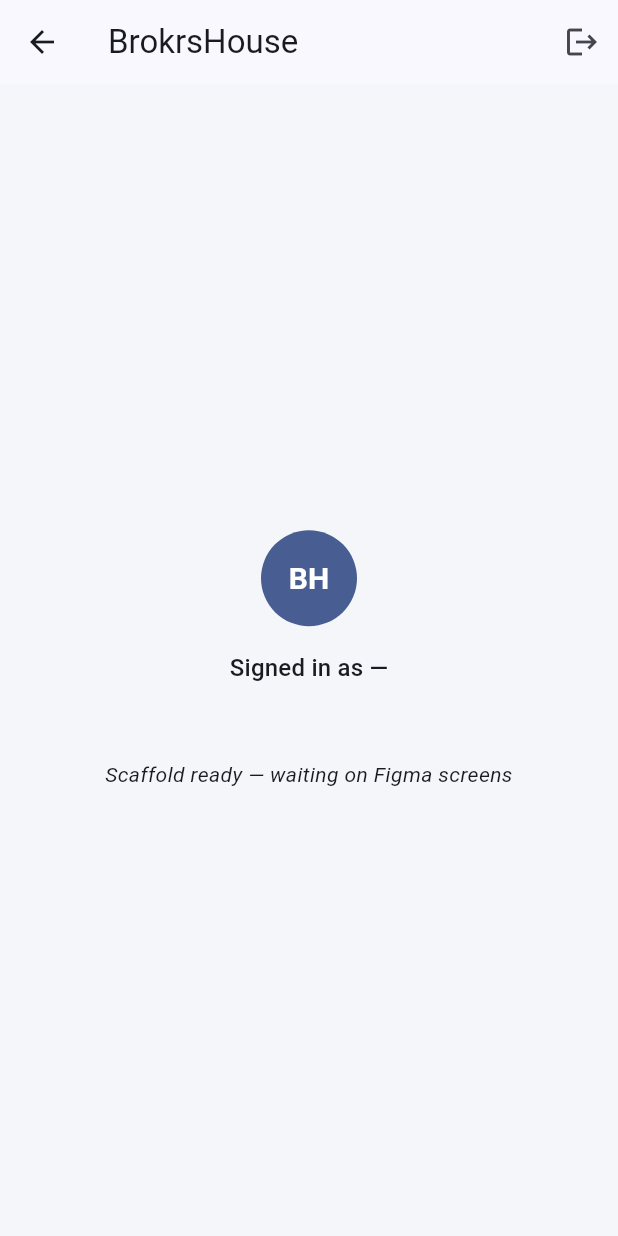
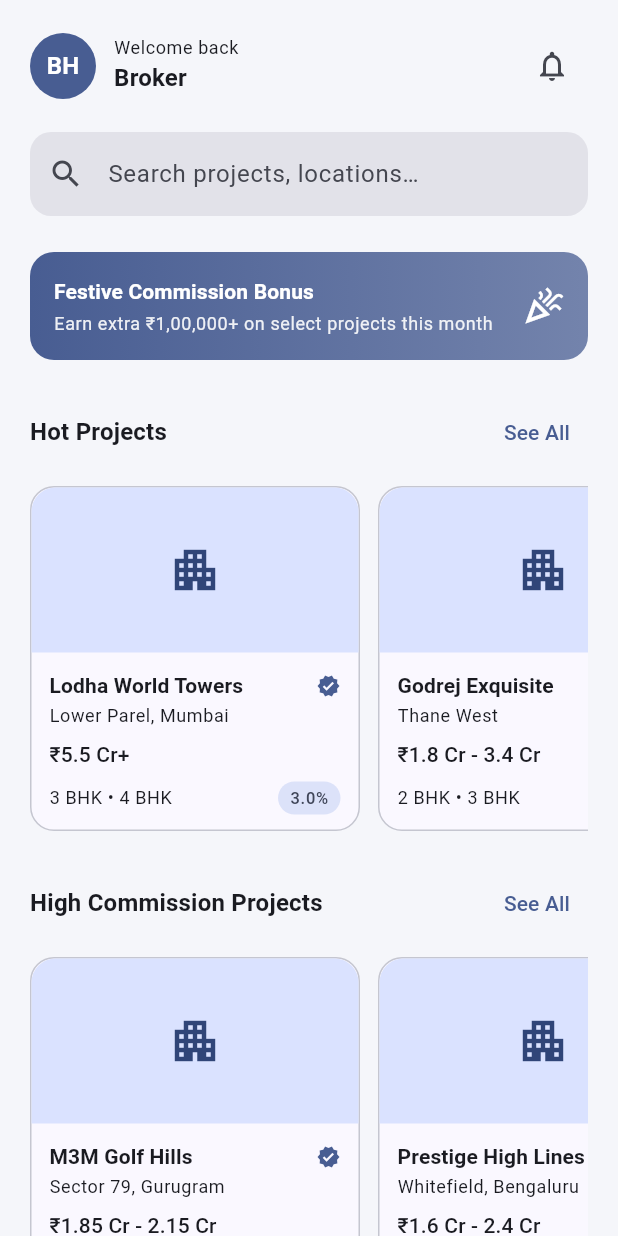
Before and after one commit to ANGCSYNAPSE/BrokerHouse-app_Frontend, a Flutter app: the HomeScreen screen opened directly, on a phone screen of 412 x 824 dp. Run offline on Flutter 3.47's test engine with Material 3 defaults, Android fonts, the phone set to English and light mode, and no system bars; our stand-ins replace dio, flutter_riverpod, flutter_secure_storage, go_router, pretty_dio_logger; accounts and stored records are empty.

Commit message:
Add first 4 post-login screens: Home, Explore, Leads, Profile
Static UI with mock data, no API wiring yet — matches the bottom-nav
structure (Home | Explore | Leads | Profile) from the product flow spec.
Real logout already wired since auth is fully built; everything else
(project lists, lead pipeline, profile stats) uses placeholder data ready
to be swapped for real API calls module by module, and ready for Figma
screens to replace the current placeholder styling.

Co-Authored-By: Claude Sonnet 5 <noreply@anthropic.com>

```diff
--- /dev/null
+++ b/lib/core/mock/mock_data.dart
@@ -0,0 +1,96 @@
+// Hardcoded placeholder data so the first screens have something real to
+// render before the corresponding API modules are wired up. Delete/replace
+// call sites with real repository calls module by module — nothing here is
+// meant to persist once `/api/projects`, `/api/leads` etc. are connected.
+
+class MockProject {
+  const MockProject({
+    required this.name,
+    required this.builder,
+    required this.location,
+    required this.priceRange,
+    required this.bhkOptions,
+    required this.commissionRate,
+    required this.reraVerified,
+  });
+
+  final String name;
+  final String builder;
+  final String location;
+  final String priceRange;
+  final List<String> bhkOptions;
+  final String commissionRate;
+  final bool reraVerified;
+}
+
+const mockHotProjects = [
+  MockProject(
+    name: 'Lodha World Towers',
+    builder: 'Lodha Group',
+    location: 'Lower Parel, Mumbai',
+    priceRange: '₹5.5 Cr+',
+    bhkOptions: ['3 BHK', '4 BHK'],
+    commissionRate: '3.0%',
+    reraVerified: true,
+  ),
+  MockProject(
+    name: 'Godrej Exquisite',
+    builder: 'Godrej Properties',
+    location: 'Thane West',
+    priceRange: '₹1.8 Cr - 3.4 Cr',
+    bhkOptions: ['2 BHK', '3 BHK'],
+    commissionRate: '4.0%',
+    reraVerified: true,
+  ),
+  MockProject(
+    name: 'Piramal Aranya',
+    builder: 'Piramal Realty',
+    location: 'Byculla, Mumbai',
+    priceRange: '₹3.2 Cr - 5.8 Cr',
+    bhkOptions: ['3 BHK'],
+    commissionRate: '3.5%',
+    reraVerified: true,
+  ),
+];
+
+const mockHighCommissionProjects = [
+  MockProject(
+    name: 'M3M Golf Hills',
+    builder: 'M3M Group',
+    location: 'Sector 79, Gurugram',
+    priceRange: '₹1.85 Cr - 2.15 Cr',
+    bhkOptions: ['3 BHK'],
+    commissionRate: '4.5%',
+    reraVerified: true,
+  ),
+  MockProject(
+    name: 'Prestige High Lines',
+    builder: 'Prestige Estates',
+    location: 'Whitefield, Bengaluru',
+    priceRange: '₹1.6 Cr - 2.4 Cr',
+    bhkOptions: ['2 BHK', '3 BHK'],
+    commissionRate: '4.2%',
+    reraVerified: false,
+  ),
+];
+
+class MockLead {
+  const MockLead({
+    required this.clientName,
+    required this.project,
+    required this.status,
+    required this.registeredAt,
+  });
+
+  final String clientName;
+  final String project;
+  final String status;
+  final String registeredAt;
+}
+
+const mockLeads = [
+  MockLead(clientName: 'Aditya Roy', project: 'Godrej Exquisite', status: 'New', registeredAt: '12 Oct 2026'),
+  MockLead(clientName: 'Vikram Malhotra', project: 'Lodha World Towers', status: 'Site Visit', registeredAt: '10 Oct 2026'),
+  MockLead(clientName: 'Meera Sen', project: 'Piramal Aranya', status: 'Negotiation', registeredAt: '05 Oct 2026'),
+  MockLead(clientName: 'Siddharth Jain', project: 'M3M Golf Hills', status: 'Contacted', registeredAt: '02 Oct 2026'),
+];
--- a/lib/core/router/app_router.dart
+++ b/lib/core/router/app_router.dart
@@ -5,7 +5,7 @@ import '../../features/auth/application/auth_controller.dart';
 import '../../features/auth/application/auth_state.dart';
 import '../../features/auth/presentation/otp_verify_screen.dart';
 import '../../features/auth/presentation/phone_entry_screen.dart';
-import '../../features/home/presentation/home_screen.dart';
+import '../../features/home/presentation/main_shell.dart';
 import '../widgets/splash_screen.dart';
 
 /// Rebuilt whenever auth status changes (rare — only on login/logout
@@ -33,7 +33,7 @@ final routerProvider = Provider<GoRouter>((ref) {
       GoRoute(path: '/splash', builder: (context, state) => const SplashScreen()),
       GoRoute(path: '/login', builder: (context, state) => const PhoneEntryScreen()),
       GoRoute(path: '/otp', builder: (context, state) => const OtpVerifyScreen()),
-      GoRoute(path: '/home', builder: (context, state) => const HomeScreen()),
+      GoRoute(path: '/home', builder: (context, state) => const MainShell()),
     ],
   );
 });
--- /dev/null
+++ b/lib/core/widgets/project_card.dart
@@ -0,0 +1,88 @@
+import 'package:flutter/material.dart';
+
+import '../mock/mock_data.dart';
+
+class ProjectCard extends StatelessWidget {
+  const ProjectCard({super.key, required this.project, this.width});
+
+  final MockProject project;
+  final double? width;
+
+  @override
+  Widget build(BuildContext context) {
+    final theme = Theme.of(context);
+
+    return Container(
+      width: width,
+      margin: const EdgeInsets.only(right: 12),
+      decoration: BoxDecoration(
+        color: theme.colorScheme.surface,
+        borderRadius: BorderRadius.circular(16),
+        border: Border.all(color: theme.colorScheme.outlineVariant),
+      ),
+      child: Column(
+        crossAxisAlignment: CrossAxisAlignment.start,
+        children: [
+          Container(
+            height: 110,
+            decoration: BoxDecoration(
+              color: theme.colorScheme.primaryContainer,
+              borderRadius: const BorderRadius.vertical(top: Radius.circular(16)),
+            ),
+            alignment: Alignment.center,
+            child: Icon(Icons.apartment, size: 36, color: theme.colorScheme.onPrimaryContainer),
+          ),
+          Padding(
+            padding: const EdgeInsets.all(12),
+            child: Column(
+              crossAxisAlignment: CrossAxisAlignment.start,
+              children: [
+                Row(
+                  children: [
+                    Expanded(
+                      child: Text(
+                        project.name,
+                        style: theme.textTheme.titleSmall?.copyWith(fontWeight: FontWeight.w600),
+                        maxLines: 1,
+                        overflow: TextOverflow.ellipsis,
+                      ),
+                    ),
+                    if (project.reraVerified) Icon(Icons.verified, size: 16, color: theme.colorScheme.primary),
+                  ],
+                ),
+                const SizedBox(height: 2),
+                Text(project.location, style: theme.textTheme.bodySmall, maxLines: 1, overflow: TextOverflow.ellipsis),
+                const SizedBox(height: 8),
+                Text(project.priceRange, style: theme.textTheme.titleSmall),
+                const SizedBox(height: 8),
+                Row(
+                  children: [
+                    Expanded(
+                      child: Text(
+                        project.bhkOptions.join(' • '),
+                        style: theme.textTheme.bodySmall,
+                        maxLines: 1,
+                        overflow: TextOverflow.ellipsis,
+                      ),
+                    ),
+                    Container(
+                      padding: const EdgeInsets.symmetric(horizontal: 8, vertical: 3),
+                      decoration: BoxDecoration(
+                        color: theme.colorScheme.secondaryContainer,
+                        borderRadius: BorderRadius.circular(999),
+                      ),
+                      child: Text(
+                        project.commissionRate,
+                        style: theme.textTheme.labelSmall?.copyWith(color: theme.colorScheme.onSecondaryContainer),
+                      ),
+                    ),
+                  ],
+                ),
+              ],
+            ),
+          ),
+        ],
+      ),
+    );
+  }
+}
--- a/lib/features/home/presentation/home_screen.dart
+++ b/lib/features/home/presentation/home_screen.dart
@@ -1,6 +1,8 @@
 import 'package:flutter/material.dart';
 import 'package:flutter_riverpod/flutter_riverpod.dart';
 
+import '../../../core/mock/mock_data.dart';
+import '../../../core/widgets/project_card.dart';
 import '../../auth/application/auth_controller.dart';
 
 class HomeScreen extends ConsumerWidget {
@@ -8,43 +10,121 @@ class HomeScreen extends ConsumerWidget {
 
   @override
   Widget build(BuildContext context, WidgetRef ref) {
+    final theme = Theme.of(context);
     final user = ref.watch(authControllerProvider).user;
 
     return Scaffold(
-      appBar: AppBar(
-        title: const Text('BrokrsHouse'),
-        actions: [
-          IconButton(
-            icon: const Icon(Icons.logout),
-            onPressed: () => ref.read(authControllerProvider.notifier).logout(),
+      body: SafeArea(
+        child: ListView(
+          padding: const EdgeInsets.all(20),
+          children: [
+            Row(
+              children: [
+                CircleAvatar(
+                  radius: 22,
+                  backgroundColor: theme.colorScheme.primary,
+                  child: const Text('BH', style: TextStyle(color: Colors.white, fontWeight: FontWeight.bold)),
+                ),
+                const SizedBox(width: 12),
+                Expanded(
+                  child: Column(
+                    crossAxisAlignment: CrossAxisAlignment.start,
+                    children: [
+                      Text('Welcome back', style: theme.textTheme.bodySmall),
+                      Text(
+                        user?.role == null ? 'Broker' : user!.role[0] + user.role.substring(1).toLowerCase(),
+                        style: theme.textTheme.titleMedium?.copyWith(fontWeight: FontWeight.w600),
                       ),
                     ],
                   ),
-      body: Center(
-        child: Padding(
-          padding: const EdgeInsets.all(24),
+                ),
+                IconButton(icon: const Icon(Icons.notifications_none), onPressed: () {}),
+              ],
+            ),
+            const SizedBox(height: 20),
+            TextField(
+              readOnly: true,
+              onTap: () {},
+              decoration: InputDecoration(
+                hintText: 'Search projects, locations…',
+                prefixIcon: const Icon(Icons.search),
+                filled: true,
+                fillColor: theme.colorScheme.surfaceContainerHighest,
+                border: OutlineInputBorder(borderRadius: BorderRadius.circular(14), borderSide: BorderSide.none),
+              ),
+            ),
+            const SizedBox(height: 24),
+            Container(
+              padding: const EdgeInsets.all(16),
+              decoration: BoxDecoration(
+                gradient: LinearGradient(colors: [theme.colorScheme.primary, theme.colorScheme.primary.withValues(alpha: 0.75)]),
+                borderRadius: BorderRadius.circular(16),
+              ),
+              child: Row(
+                children: [
+                  Expanded(
                     child: Column(
-            mainAxisSize: MainAxisSize.min,
+                      crossAxisAlignment: CrossAxisAlignment.start,
                       children: [
-              CircleAvatar(
-                radius: 32,
-                backgroundColor: Theme.of(context).colorScheme.primary,
-                child: const Text('BH', style: TextStyle(color: Colors.white, fontWeight: FontWeight.bold, fontSize: 20)),
+                        Text(
+                          'Festive Commission Bonus',
+                          style: theme.textTheme.titleSmall?.copyWith(color: Colors.white, fontWeight: FontWeight.w600),
                         ),
-              const SizedBox(height: 16),
-              Text('Signed in as ${user?.role ?? '—'}', style: Theme.of(context).textTheme.titleMedium),
                         const SizedBox(height: 4),
-              Text(user?.phone != null ? '${user!.countryCode} ${user.phone}' : (user?.email ?? '')),
-              const SizedBox(height: 24),
-              const Text(
-                'Scaffold ready — waiting on Figma screens',
-                textAlign: TextAlign.center,
-                style: TextStyle(fontStyle: FontStyle.italic),
+                        Text(
+                          'Earn extra ₹1,00,000+ on select projects this month',
+                          style: theme.textTheme.bodySmall?.copyWith(color: Colors.white.withValues(alpha: 0.9)),
                         ),
                       ],
                     ),
+                  ),
+                  const Icon(Icons.celebration_outlined, color: Colors.white, size: 28),
+                ],
+              ),
+            ),
+            const SizedBox(height: 24),
+            _SectionHeader(title: 'Hot Projects', onSeeAll: () {}),
+            const SizedBox(height: 12),
+            SizedBox(
+              height: 230,
+              child: ListView.builder(
+                scrollDirection: Axis.horizontal,
+                itemCount: mockHotProjects.length,
+                itemBuilder: (context, i) => ProjectCard(project: mockHotProjects[i], width: 220),
+              ),
+            ),
+            const SizedBox(height: 24),
+            _SectionHeader(title: 'High Commission Projects', onSeeAll: () {}),
+            const SizedBox(height: 12),
+            SizedBox(
+              height: 230,
+              child: ListView.builder(
+                scrollDirection: Axis.horizontal,
+                itemCount: mockHighCommissionProjects.length,
+                itemBuilder: (context, i) => ProjectCard(project: mockHighCommissionProjects[i], width: 220),
+              ),
+            ),
+          ],
         ),
       ),
     );
   }
 }
+
+class _SectionHeader extends StatelessWidget {
+  const _SectionHeader({required this.title, required this.onSeeAll});
+
+  final String title;
+  final VoidCallback onSeeAll;
+
+  @override
+  Widget build(BuildContext context) {
+    return Row(
+      mainAxisAlignment: MainAxisAlignment.spaceBetween,
+      children: [
+        Text(title, style: Theme.of(context).textTheme.titleMedium?.copyWith(fontWeight: FontWeight.w600)),
+        TextButton(onPressed: onSeeAll, child: const Text('See All')),
+      ],
+    );
+  }
+}
```
Also changed, not shown: lib/features/home/presentation/main_shell.dart (added, +39 -0 lines), lib/features/leads/presentation/leads_screen.dart (added, +87 -0 lines), lib/features/projects/presentation/explore_screen.dart (added, +65 -0 lines), lib/features/users/presentation/profile_screen.dart (added, +108 -0 lines). Lines whose indentation alone changed are shown as unchanged.
